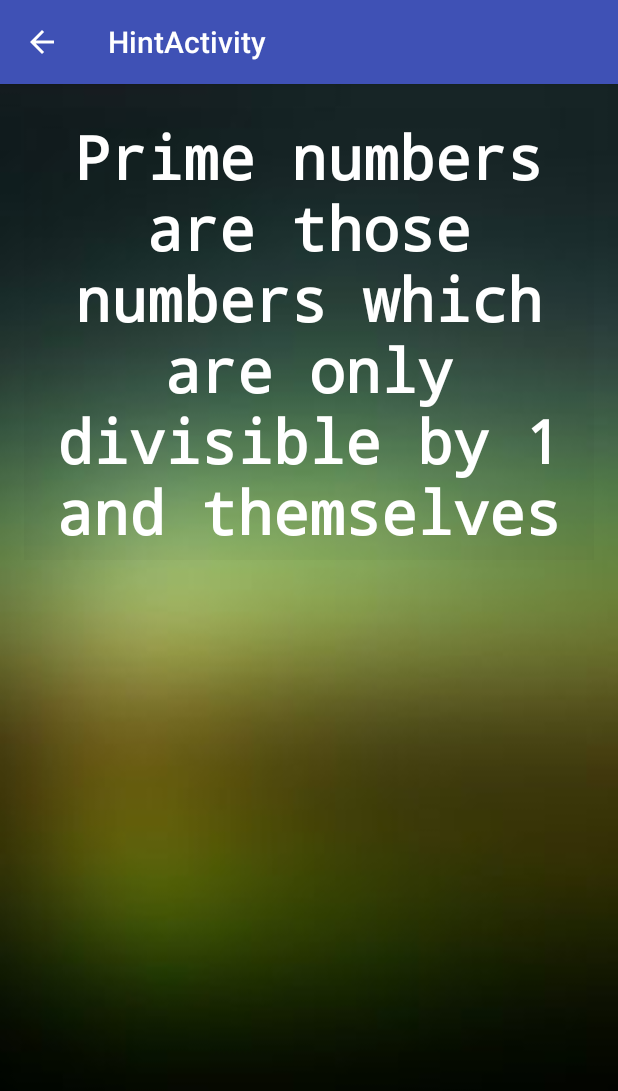
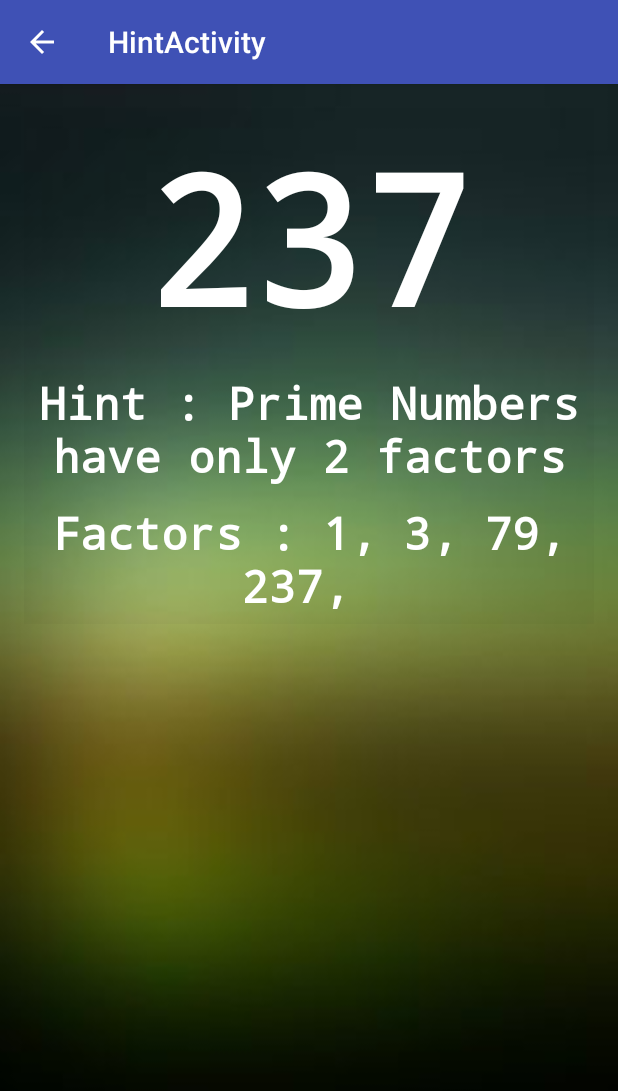
Before and after one commit to a3mayank/MC-Assignment-2, an Android app: the screen it shows after launch (HintActivity), after a tap on "HINT", on a phone screen of 412 x 824 dp. Shown: the top 1091 px of the screen. Run offline under Robolectric (Android 15) with nearby library versions, the phone set to English and light mode, and no system bars; 1 other tap on this screen came first.

Commit message:
Added more functionality, improved UI

```diff
--- a/app/src/main/java/com/mayankattri/primeornot/HintActivityFragment.java
+++ b/app/src/main/java/com/mayankattri/primeornot/HintActivityFragment.java
@@ -6,8 +6,10 @@ import android.os.Bundle;
 import android.view.LayoutInflater;
 import android.view.View;
 import android.view.ViewGroup;
+import android.widget.TextView;
 
 import java.util.ArrayList;
+import java.util.Collections;
 
 /**
  * A placeholder fragment containing a simple view.
@@ -36,14 +38,48 @@ public class HintActivityFragment extends Fragment {
 
         if(intent != null) {
             image_index = intent.getIntExtra("HintActivityBG", 0);
+            String number = intent.getStringExtra("HintActivity");
+            ArrayList<Integer> factors = allFactors(Integer.parseInt(number));
+            String factorsList = "";
 
             if (image_index == 0) {
                 rootView.setBackgroundResource(myImageList.get(5));
             } else {
                 rootView.setBackgroundResource(myImageList.get(image_index - 1));
             }
+
+            for(int i = 0; i < factors.size(); i++) {
+                factorsList += factors.get(i);
+                factorsList += ", ";
+            }
+
+            TextView textView1 = (TextView) rootView.findViewById(R.id.TV_number);
+            TextView textView2 = (TextView) rootView.findViewById(R.id.TV_hint);
+            TextView textView3 = (TextView) rootView.findViewById(R.id.TV_factors);
+
+            String hint = "Hint : Prime Numbers have only 2 factors";
+            String factorsStr = "Factors : " + factorsList;
+
+            textView1.setText(number);
+            textView2.setText(hint);
+            textView3.setText(factorsStr);
         }
 
         return rootView;
     }
+
+    public ArrayList<Integer> allFactors(int a) {
+        int upperlimit = (int)(Math.sqrt(a));
+        ArrayList<Integer> factors = new ArrayList<Integer>();
+        for (int i = 1; i <= upperlimit; i++) {
+            if (a % i == 0){
+                factors.add(i);
+                if (i != a/i){
+                    factors.add(a/i);
+                }
+            }
+        }
+        Collections.sort(factors);
+        return factors;
+    }
 }
--- a/app/src/main/java/com/mayankattri/primeornot/MainActivityFragment.java
+++ b/app/src/main/java/com/mayankattri/primeornot/MainActivityFragment.java
@@ -182,6 +182,7 @@ public class MainActivityFragment extends Fragment {
             @Override
             public void onClick(View v) {
                 Intent intent = new Intent(getActivity(), HintActivity.class);
+                intent.putExtra("HintActivity", Integer.toString(randomInt));
                 intent.putExtra("HintActivityBG", image_index);
                 startActivityForResult(intent, 1);
             }
--- a/app/src/main/res/layout/fragment_hint.xml
+++ b/app/src/main/res/layout/fragment_hint.xml
@@ -2,6 +2,7 @@
     xmlns:tools="http://schemas.android.com/tools"
     android:layout_width="match_parent"
     android:layout_height="match_parent"
+    android:orientation="vertical"
     android:paddingBottom="@dimen/activity_vertical_margin"
     android:paddingLeft="@dimen/activity_horizontal_margin"
     android:paddingRight="@dimen/activity_horizontal_margin"
@@ -12,9 +13,31 @@
     <TextView
         android:layout_width="match_parent"
         android:layout_height="wrap_content"
-        android:text="Prime numbers are those numbers which are only divisible by 1 and themselves"
-        android:id="@+id/TV_primeDetails"
-        android:textSize="40sp"
+        android:text=""
+        android:id="@+id/TV_number"
+        android:textSize="120sp"
+        android:textStyle="bold"
+        android:gravity="center"
+        style="@style/MyTextViewStyle"
+        android:background="#07000000" />
+
+    <TextView
+        android:layout_width="match_parent"
+        android:layout_height="wrap_content"
+        android:text="Hint : "
+        android:id="@+id/TV_hint"
+        android:textSize="30sp"
+        android:textStyle="bold"
+        android:gravity="center"
+        style="@style/MyTextViewStyle"
+        android:background="#07000000" />
+
+    <TextView
+        android:layout_width="match_parent"
+        android:layout_height="wrap_content"
+        android:text="Hint : "
+        android:id="@+id/TV_factors"
+        android:textSize="30sp"
         android:textStyle="bold"
         android:gravity="center"
         style="@style/MyTextViewStyle"
--- a/app/src/main/res/values/colors.xml
+++ b/app/src/main/res/values/colors.xml
@@ -7,4 +7,5 @@
     <color name="GREEN">#008000</color>
     <color name="WHITE">#ffffff</color>
     <color name="DARKGRAY">#1a1818</color>
+    <color name="BLACK">#000000</color>
 </resources>
```
Also changed, not shown: app/src/main/java/com/mayankattri/primeornot/CheatActivityFragment.java (+14 -9 lines), app/src/main/res/layout-land/fragment_main.xml (+29 -25 lines), app/src/main/res/layout/fragment_cheat.xml (+13 -4 lines).
